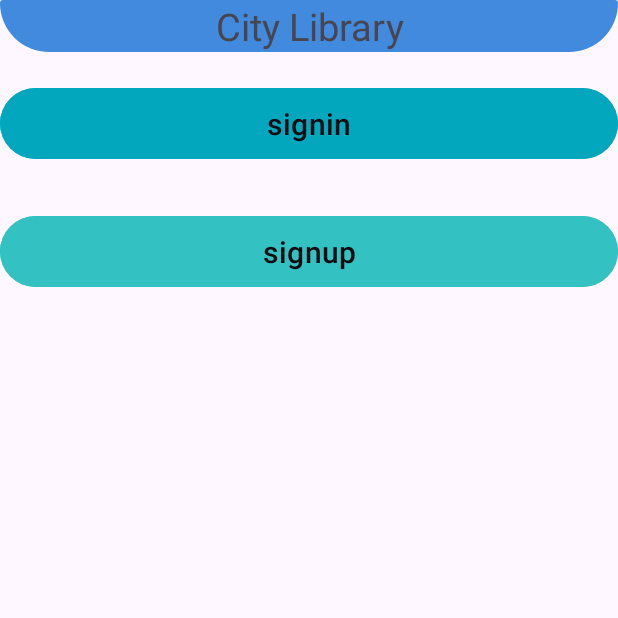
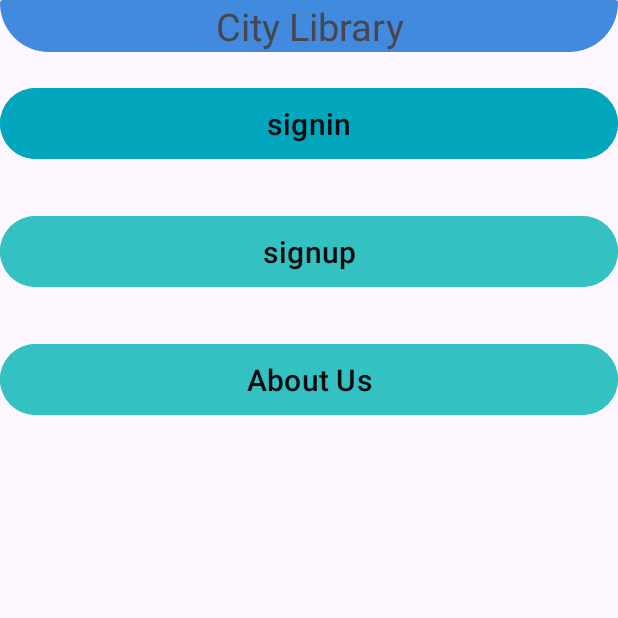
Before and after one commit to joylinemaru30-afk/CityLIbrary, an Android app: the screen it shows after launch (MainActivity), on a phone screen of 412 x 824 dp, the top half of it. Run offline under Robolectric (Android 15) with nearby library versions, the phone set to English and light mode, and no system bars.

```diff
--- a/app/src/main/java/com/example/library/ApiHelper.kt
+++ b/app/src/main/java/com/example/library/ApiHelper.kt
@@ -59,7 +59,7 @@ class ApiHelper(private val context: Context) {
 
                 if (message == "login succesful") {
                     val user = response.optJSONObject("user")
-                    val username = user?.optString("username") ?: ""
+                    val username = user?.optString("user_name") ?: ""
                     val email = user?.optString("email") ?: ""
 
                     // 🔐 Save user session
--- a/app/src/main/java/com/example/library/MainActivity.kt
+++ b/app/src/main/java/com/example/library/MainActivity.kt
@@ -25,6 +25,11 @@ class MainActivity : AppCompatActivity() {
             startActivity(signup)
         }
         //endListener
+        val aboutbutton=findViewById<Button>(R.id.about)
+        aboutbutton.setOnClickListener {
+            val aboutpage=Intent(applicationContext,About::class.java)
+            startActivity(aboutpage)
+        } //endlistener
 
 
 
--- /dev/null
+++ b/app/src/main/java/com/example/library/SplashActivityScreen.kt
@@ -0,0 +1,32 @@
+package com.example.library
+
+import android.content.Intent
+import androidx.appcompat.app.AppCompatActivity
+import android.os.Bundle
+import android.os.Handler
+import android.view.animation.AnimationUtils
+import android.widget.ImageView
+
+class SplashActivityScreen : AppCompatActivity() {
+    override fun onCreate(savedInstanceState: Bundle?) {
+        super.onCreate(savedInstanceState)
+        setContentView(R.layout.activity_splash_screen)
+        // Find views
+        val logo1 = findViewById<ImageView>(R.id.image)
+
+
+        // Load animations
+        val animLogo1 = AnimationUtils.loadAnimation(this, R.anim.splash)
+
+
+        // Start animations
+        logo1.startAnimation(animLogo1)
+
+
+        // Move to MainActivity after 5 seconds
+        Handler().postDelayed({
+            startActivity(Intent(this, MainActivity::class.java))
+            finish() // Close splash so user cannot return to it
+        }, 5000)
+    }
+}
--- /dev/null
+++ b/app/src/main/res/anim/splash.xml
@@ -0,0 +1,16 @@
+<?xml version="1.0" encoding="utf-8"?>
+<set xmlns:android="http://schemas.android.com/apk/res/android"
+    android:interpolator="@android:anim/overshoot_interpolator">
+
+    <!-- Fade in -->
+    <alpha
+        android:fromAlpha="0"
+        android:toAlpha="1"
+        android:duration="1000"/>
+
+    <!-- Slide down with bounce -->
+    <translate
+        android:fromYDelta="-200"
+        android:toYDelta="0"
+        android:duration="1000"/>
+</set>
--- a/app/src/main/res/drawable/shape.xml
+++ b/app/src/main/res/drawable/shape.xml
@@ -1,7 +1,7 @@
 <?xml version="1.0" encoding="utf-8"?>
 <shape xmlns:android="http://schemas.android.com/apk/res/android">
     <solid
-        android:color="#6D7DD6"/>
+        android:color="#99D66D"/>
     <corners
         android:bottomLeftRadius="500dp"
         android:bottomRightRadius="500dp"
--- a/app/src/main/res/layout/activity_main.xml
+++ b/app/src/main/res/layout/activity_main.xml
@@ -45,6 +45,18 @@
         android:backgroundTint="#33C1C1"
         android:padding="10dp"
        />
+    <Button
+        android:layout_width="match_parent"
+        android:layout_height="wrap_content"
+        android:id="@+id/about"
+        android:text="About Us"
+        android:textSize="20sp"
+        android:layout_marginTop="20dp"
+        android:layout_marginBottom="10dp"
+        android:textColor="#0D0B10"
+        android:backgroundTint="#33C1C1"
+        android:padding="10dp"
+        />
 
 
 </LinearLayout>
```
Also changed, not shown: app/src/main/AndroidManifest.xml (+16 -16 lines), app/src/main/java/com/example/library/About.kt (added, +43 -0 lines), app/src/main/java/com/example/library/Dashboard.kt (+14 -0 lines), app/src/main/java/com/example/library/splash.kt (deleted, +0 -11 lines), app/src/main/res/layout/activity_about.xml (added, +38 -0 lines), app/src/main/res/layout/activity_dashboard.xml (+20 -2 lines), app/src/main/res/layout/activity_splash.xml (deleted, +0 -9 lines), app/src/main/res/layout/activity_splash_screen.xml (added, +21 -0 lines).
